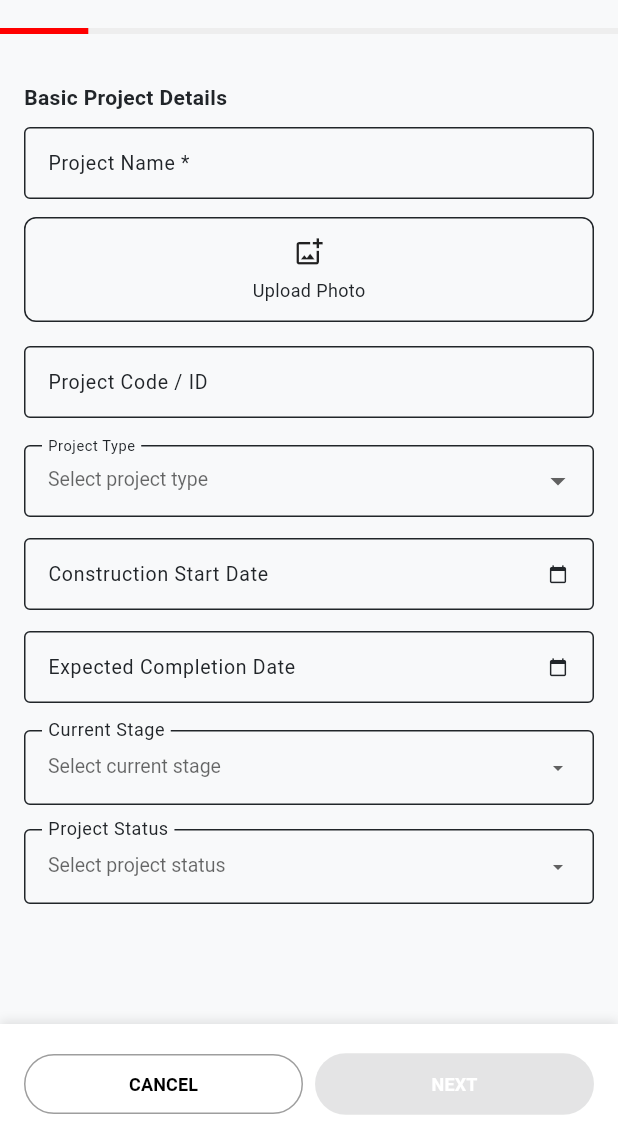
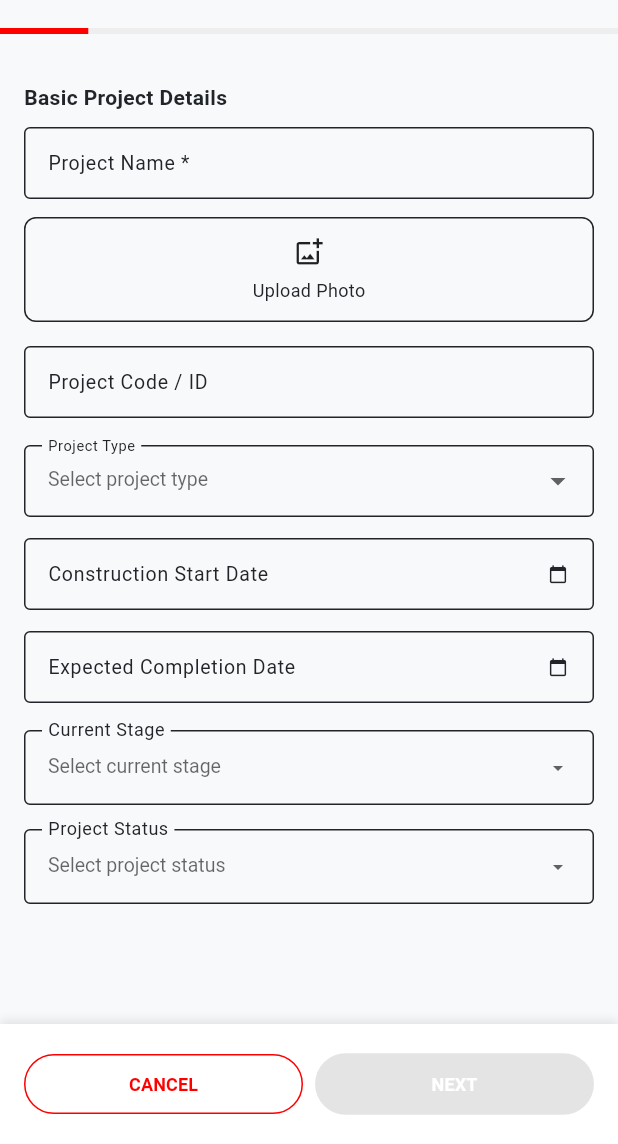
Before and after one commit to vara-prasad-f9/app-bharat-demo, a Flutter app: the AddProjectScreen screen opened directly, on a phone screen of 412 x 824 dp, the part 92-1236 px from its top. Run offline on Flutter 3.47's test engine with Material 3 defaults, Android fonts, the phone set to English and light mode, and no system bars; our stand-ins replace flutter_riverpod, geocoding, geolocator, go_router, image_picker, searchfield and 1 more; accounts and stored records are empty.

Commit message:
tedt new

```diff
--- a/lib/screens/project/steps/add_project_screen.dart
+++ b/lib/screens/project/steps/add_project_screen.dart
@@ -370,18 +370,19 @@ class _AddProjectScreenState extends State<AddProjectScreen> {
             child: OutlinedButton(
               onPressed: _previousStep,
               style: OutlinedButton.styleFrom(
-                padding: const EdgeInsets.symmetric(vertical: 16),
-                side: const BorderSide(color: Colors.red),
+                padding: const EdgeInsets.symmetric(vertical: 10),
+                side: BorderSide(color: Theme.of(context).primaryColor),
               ),
-              child: const Text(
+              child: Text(
                 'BACK',
-                style: TextStyle(color: Colors.red, fontWeight: FontWeight.bold),
+                style: TextStyle(color: Theme.of(context).primaryColor, fontSize: 12, fontWeight: FontWeight.bold),
               ),
             ),
           ),
           const SizedBox(width: 8), // Reduced space between buttons
         ],
-        // Cancel Button
+        // Cancel Button (only shown on first step)
+        if (_currentStep == 0) ...[
           Expanded(
             child: OutlinedButton(
               onPressed: () {
@@ -390,12 +391,12 @@ class _AddProjectScreenState extends State<AddProjectScreen> {
               },
               style: OutlinedButton.styleFrom(
                 padding: const EdgeInsets.symmetric(vertical: 8),
-              side: const BorderSide(color: Colors.grey),
+                side: BorderSide(color: Theme.of(context).primaryColor),
               ),
-            child: const Text(
+              child: Text(
                 'CANCEL',
                 style: TextStyle(
-                color: Colors.black,
+                  color: Theme.of(context).primaryColor,
                   fontWeight: FontWeight.bold,
                   fontSize: 12,
                 ),
@@ -403,6 +404,10 @@ class _AddProjectScreenState extends State<AddProjectScreen> {
             ),
           ),
           const SizedBox(width: 8), // Space between buttons
+        ] else ...[
+          // Empty widget when not on first step
+          const SizedBox.shrink(),
+        ],
         // Next Button
         Expanded(
           child: ElevatedButton(
```
Lines whose indentation alone changed are shown as unchanged.
